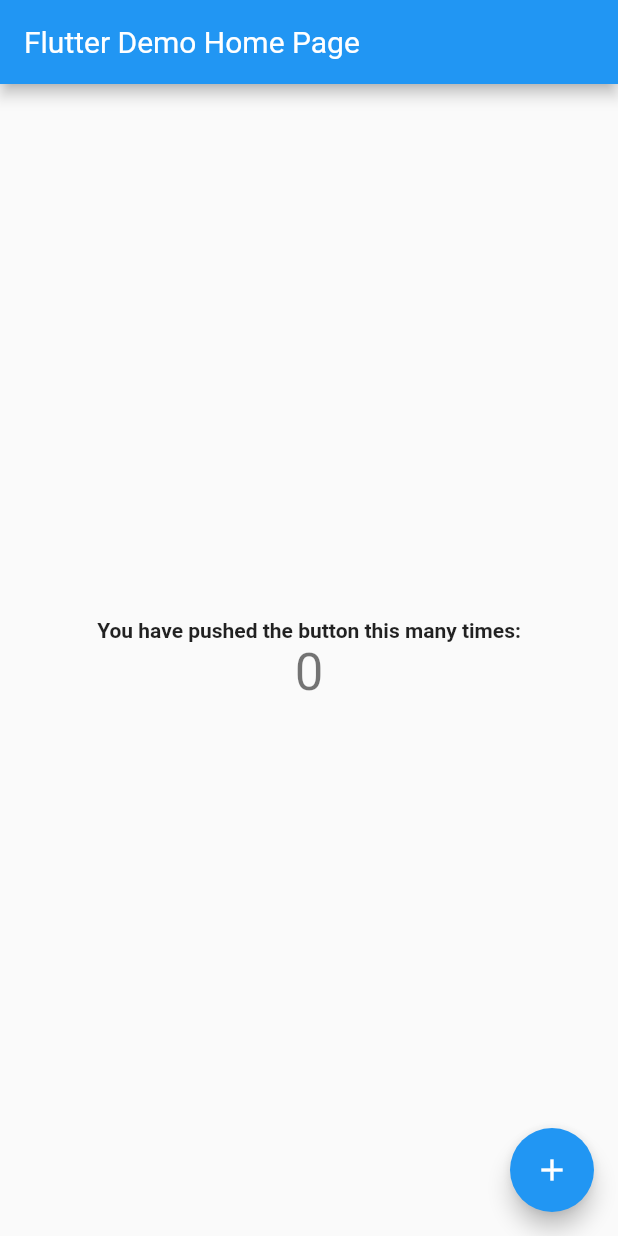
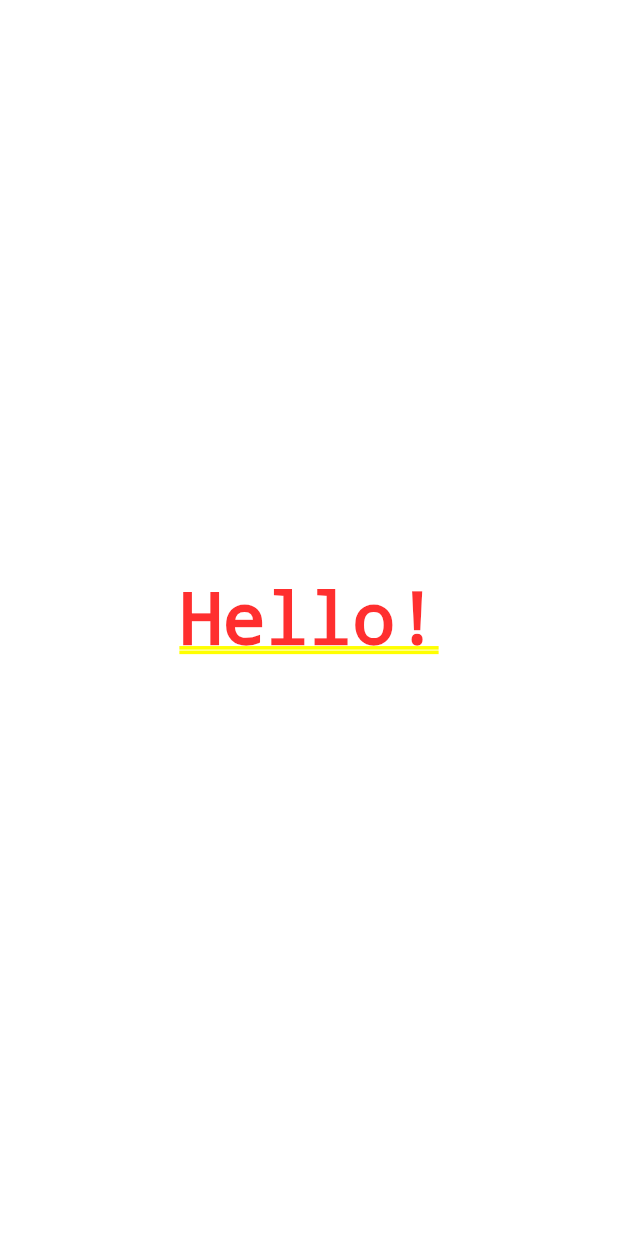
Before and after one commit to olympea/surf-flutter-course-tretiak, a Flutter app: the screen it shows after launch, on a phone screen of 412 x 824 dp. Run offline on Flutter 3.47's test engine with Material 2 defaults, Android fonts, the phone set to English and light mode, and no system bars; missing offline and left inert: dart:ffi.

```diff
--- a/places/lib/main.dart
+++ b/places/lib/main.dart
@@ -1,3 +1,5 @@
+import 'dart:ffi';
+
 import 'package:flutter/material.dart';
 
 void main() {
@@ -13,7 +15,7 @@ class MyApp extends StatelessWidget {
         primarySwatch: Colors.blue,
         visualDensity: VisualDensity.adaptivePlatformDensity,
       ),
-      home: MyHomePage(title: 'Flutter Demo Home Page'),
+      home: MySecondWidget(), //MyHomePage(title: 'Flutter Demo Home Page'),
     );
   }
 }
@@ -68,3 +70,50 @@ class _MyHomePageState extends State<MyHomePage> {
     );
   }
 }
+
+class MyFirstWidget extends StatelessWidget {
+  int _counter = 0;
+
+  MyFirstWidget(){
+    print("widget constructor");
+  }
+
+  @override
+  Widget build(BuildContext context) {
+    _counter += 1;
+    print("counter: $_counter");
+    return Container(
+      child: Center(
+        child: Text('Hello!'),
+      ),
+    );
+  }
+}
+
+class MySecondWidget extends StatefulWidget {
+  @override
+  _MySecondWidgetState createState() => _MySecondWidgetState();
+
+  MySecondWidget(){
+    print("widget constructor");
+  }
+}
+
+class _MySecondWidgetState extends State<MySecondWidget> {
+  int _counter = 0;
+
+  _MySecondWidgetState(){
+    print("state constructor");
+  }
+
+  @override
+  Widget build(BuildContext context) {
+    _counter += 1;
+    print("counter: $_counter");
+    return Container(
+      child: Center(
+        child: Text('Hello!'),
+      ),
+    );
+  }
+}
```
